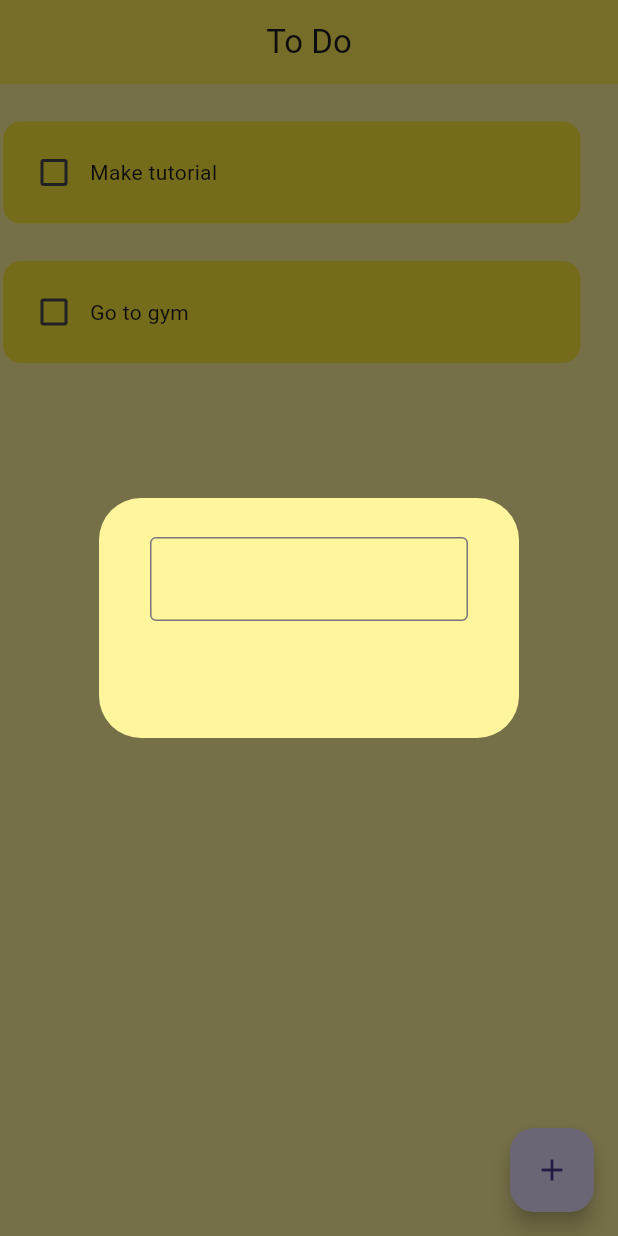
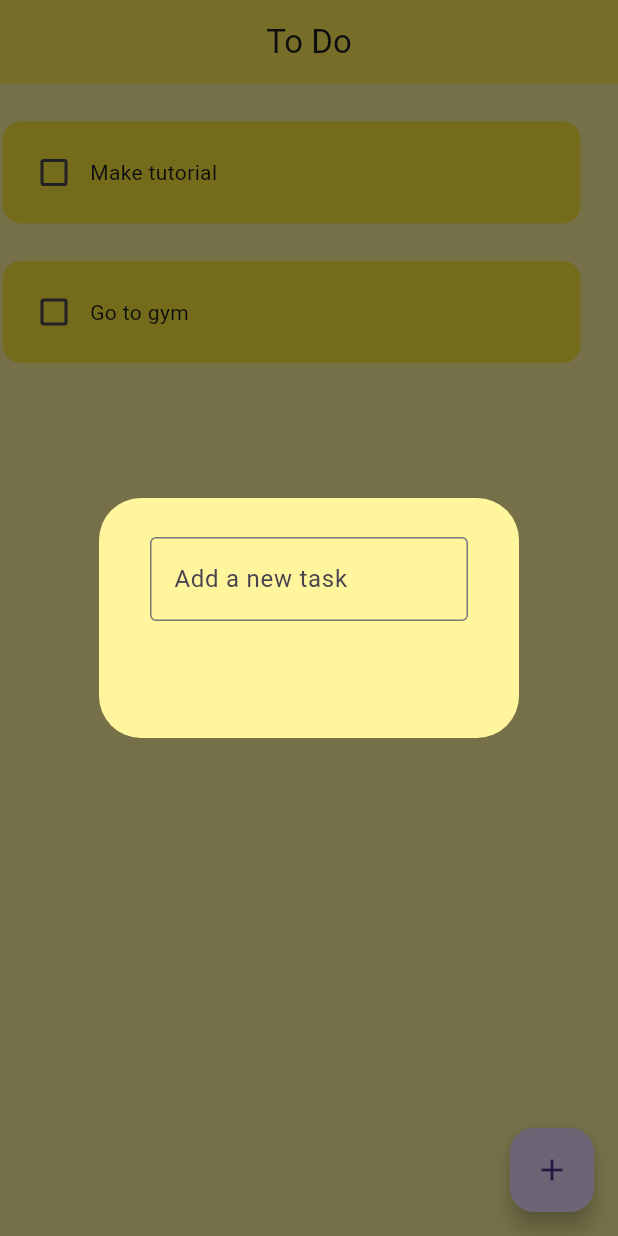
Before and after one commit to Majok-Bol/to_do_application, a Flutter app: the screen it shows after launch, after a tap on the "add" icon, on a phone screen of 412 x 824 dp. Run offline on Flutter 3.47's test engine with Material 3 defaults, Android fonts, the phone set to English and light mode, and no system bars.

Commit message:
created butto file

```diff
--- a/lib/utils/dialog_box.dart
+++ b/lib/utils/dialog_box.dart
@@ -12,6 +12,7 @@ class DialogBox extends StatelessWidget{
             //get user input
             TextField(
               decoration:InputDecoration(
+                hintText: 'Add a new task',
                 border: OutlineInputBorder(),
               )
 
```
Also changed, not shown: lib/utils/my_buttons.dart (added).
